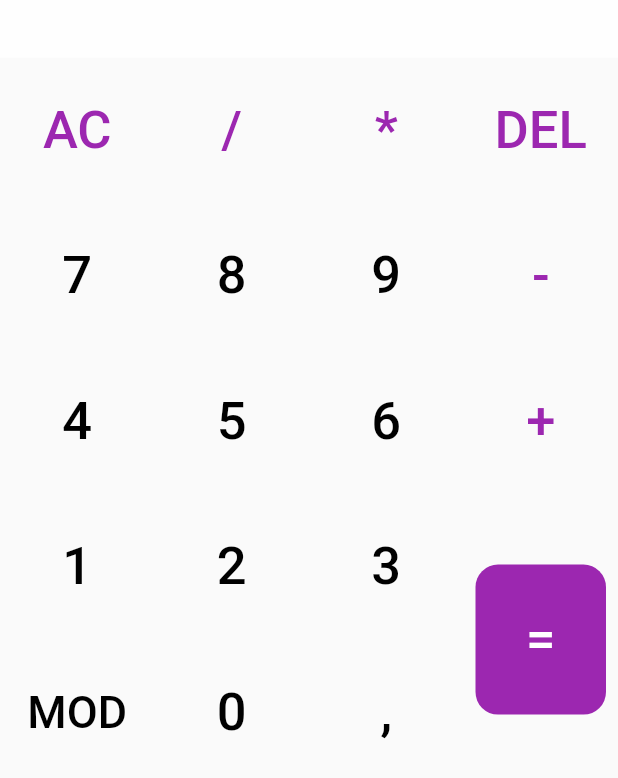
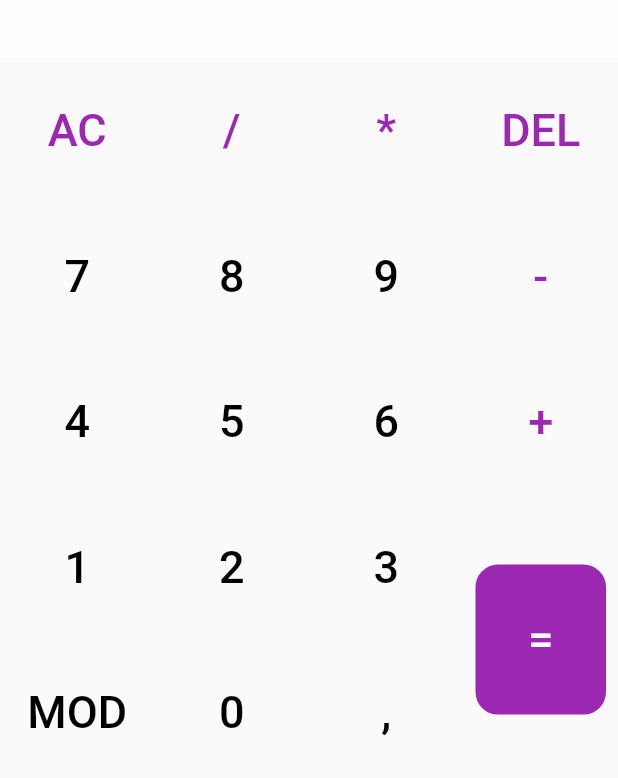
Before and after one commit to Gnac05/Calculator, a Flutter app: the screen it shows after launch, after a tap on "MOD", on a phone screen of 412 x 824 dp. Shown: the part 451-1229 px from the top of the screen. Run offline on Flutter 3.47's test engine with Material 2 defaults, Android fonts, the phone set to English and light mode, and no system bars; our stand-ins replace math_expressions.

Commit message:
Amelioration of ui and fonctionnality MOD

```diff
--- a/lib/screen/RSE2I.dart
+++ b/lib/screen/RSE2I.dart
@@ -132,10 +132,10 @@ class _ResolutionState extends State<Resolution> {
  Widget solution(double a,double b,double c,double d,double e,double f) {
     return Scaffold(
       appBar: AppBar(title:const Text('Solution'),),
-      body: Column(
-        mainAxisAlignment: MainAxisAlignment.center,
-
+      body: Center(
+        child: Column(
           children: [
+          const  SizedBox(height: 20,),
            const Text('Le systeme suivant', style: TextStyle(fontSize: 20)),
               Text('|${a}x + ${b}y = $c', style:const TextStyle(fontSize: 20)),
               Text('|${d}x + ${e}y = $f', style:const TextStyle(fontSize: 20)),
@@ -146,5 +146,6 @@ class _ResolutionState extends State<Resolution> {
                    Text('y = ${(a*f-d*c)/(a*e-b*d)}', style:const TextStyle(fontSize: 20))
           ],
         ),
+      ),
     );
   }
--- a/lib/screen/classique_calculator.dart
+++ b/lib/screen/classique_calculator.dart
@@ -76,12 +76,25 @@ class _ClassiqueState extends State<Classique> {
           }
         case "DEL":
           {
-            expression.length == 1
-                ? expression = '0'
-                : expression = expression.substring(0, expression.length - 1);
-            if (expression.substring(expression.length - 3) == 'MOD') {
-              expression = expression.substring(0, expression.length - 3);
+            int _length =expression.length;
+           if(_length > 0 || _length ==0) {
+             if (expression.length == 1) {
+              expression = '0';
+            } else {
+
+             int lengthMOD=expression.length - 3;
+              if (lengthMOD<0) {
+                expression = expression.substring(0, expression.length - 1);
+              } else {
+                 if (expression.substring(lengthMOD) == 'MOD') {
+                   lengthMOD==3 ? expression="0" : expression = expression.substring(0, lengthMOD);
+              } else{
+                expression = expression.substring(0, expression.length - 1);
+              }
+              }
             }
+             }
+
             break;
           }
         case "=":
@@ -140,7 +153,7 @@ class _ClassiqueState extends State<Classique> {
       onPressed: () => changed(text),
       child: Text(
         text,
-        style: TextStyle(color: color, fontSize: text == 'MOD' ? 30 : 35),
+        style: TextStyle(color: color, fontSize: 30),
       ),
     );
   }
@@ -371,7 +384,7 @@ class _ClassiqueState extends State<Classique> {
                       Expanded(
                           child: Row(
                         children: [
-                          Expanded(child: ColorText('arcos', Colors.black)),
+                          Expanded(child: ColorText('Acos', Colors.black)),
                           Expanded(child: ColorText('arcsin', Colors.black)),
                           Expanded(child: ColorText('arctan', Colors.black)),
                           Expanded(child: ColorText('!', Colors.purple)),
```
Lines whose indentation alone changed are shown as unchanged.
